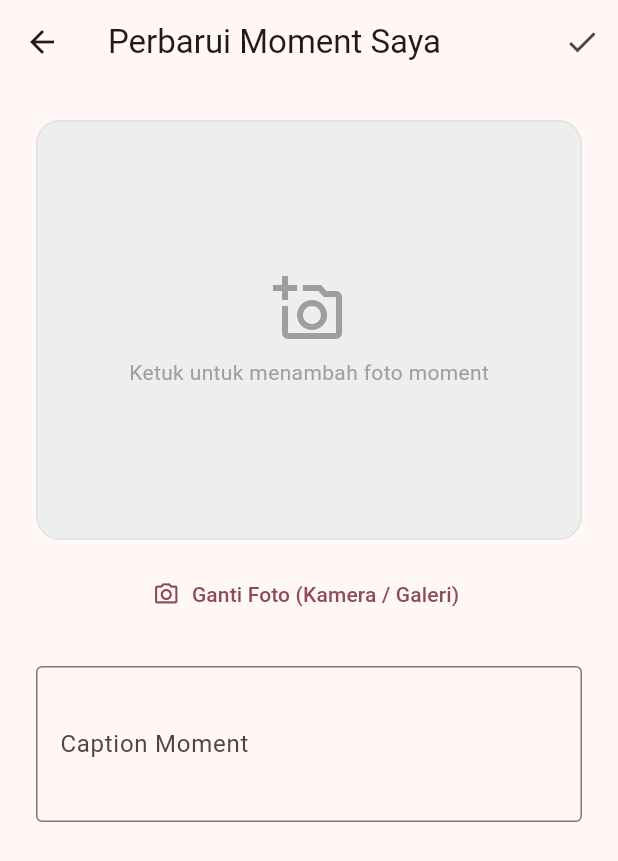
After one commit to Jimsipelaut/PUFLUV-APPS, a Flutter app: the MomentEditScreen screen opened directly, after a tap on the "check" icon, on a phone screen of 412 x 824 dp. The commit adds this screen. Shown: the top 861 px of the screen. Run offline on Flutter 3.47's test engine with Material 3 defaults, Android fonts, the phone set to English and light mode, and no system bars; our stand-ins replace cloud_firestore, firebase_auth, firebase_core, flutter_image_compress, image_picker; accounts and stored records are empty.

Commit message:
feat(moment): implement Phase 6 Moment (MomentModel, ImageProcessor compress Base64, MomentRepository replace logic, MomentEditScreen kamera/galeri+caption, HomeScreen realtime partner moment, and tests)

```diff
--- /dev/null
+++ b/lib/data/model/moment_model.dart
@@ -0,0 +1,52 @@
+import 'package:cloud_firestore/cloud_firestore.dart';
+
+class MomentModel {
+  final String uid;
+  final String photoBase64;
+  final String caption;
+  final String? mood;
+  final Timestamp updatedAt;
+
+  MomentModel({
+    required this.uid,
+    required this.photoBase64,
+    required this.caption,
+    this.mood,
+    required this.updatedAt,
+  });
+
+  factory MomentModel.fromMap(String uid, Map<String, dynamic> data) {
+    return MomentModel(
+      uid: uid,
+      photoBase64: data['photoBase64'] as String? ?? '',
+      caption: data['caption'] as String? ?? '',
+      mood: data['mood'] as String?,
+      updatedAt: data['updatedAt'] as Timestamp? ?? Timestamp.now(),
+    );
+  }
+
+  Map<String, dynamic> toMap() {
+    return {
+      'photoBase64': photoBase64,
+      'caption': caption,
+      'mood': mood,
+      'updatedAt': updatedAt,
+    };
+  }
+
+  MomentModel copyWith({
+    String? uid,
+    String? photoBase64,
+    String? caption,
+    String? mood,
+    Timestamp? updatedAt,
+  }) {
+    return MomentModel(
+      uid: uid ?? this.uid,
+      photoBase64: photoBase64 ?? this.photoBase64,
+      caption: caption ?? this.caption,
+      mood: mood ?? this.mood,
+      updatedAt: updatedAt ?? this.updatedAt,
+    );
+  }
+}
--- /dev/null
+++ b/lib/ui/moment/moment_edit_screen.dart
@@ -0,0 +1,236 @@
+import 'dart:convert';
+import 'package:flutter/material.dart';
+import 'package:image_picker/image_picker.dart';
+import 'package:provider/provider.dart';
+import '../../data/model/moment_model.dart';
+import '../../data/repository/moment_repository.dart';
+import '../auth/auth_provider.dart';
+import 'moment_provider.dart';
+
+class MomentEditScreen extends StatefulWidget {
+  const MomentEditScreen({super.key});
+
+  @override
+  State<MomentEditScreen> createState() => _MomentEditScreenState();
+}
+
+class _MomentEditScreenState extends State<MomentEditScreen> {
+  final _captionController = TextEditingController();
+  MomentModel? _existingMoment;
+  bool _isLoadingExisting = true;
+
+  @override
+  void initState() {
+    super.initState();
+    _loadExistingMoment();
+  }
+
+  Future<void> _loadExistingMoment() async {
+    final authProvider = Provider.of<AuthProvider>(context, listen: false);
+    final user = authProvider.user;
+    if (user == null || user.coupleId == null) {
+      setState(() => _isLoadingExisting = false);
+      return;
+    }
+
+    try {
+      final repo = MomentRepository();
+      final moment = await repo.getMoment(
+        coupleId: user.coupleId!,
+        uid: user.uid,
+      );
+      if (moment != null && mounted) {
+        setState(() {
+          _existingMoment = moment;
+          _captionController.text = moment.caption;
+        });
+      }
+    } catch (_) {
+    } finally {
+      if (mounted) {
+        setState(() => _isLoadingExisting = false);
+      }
+    }
+  }
+
+  @override
+  void dispose() {
+    _captionController.dispose();
+    super.dispose();
+  }
+
+  void _showImageSourceDialog(BuildContext context, MomentProvider provider) {
+    showModalBottomSheet(
+      context: context,
+      builder: (_) => SafeArea(
+        child: Wrap(
+          children: [
+            ListTile(
+              leading: const Icon(Icons.camera_alt),
+              title: const Text('Ambil dari Kamera'),
+              onTap: () {
+                Navigator.of(context).pop();
+                provider.pickImage(ImageSource.camera);
+              },
+            ),
+            ListTile(
+              leading: const Icon(Icons.photo_library),
+              title: const Text('Pilih dari Galeri'),
+              onTap: () {
+                Navigator.of(context).pop();
+                provider.pickImage(ImageSource.gallery);
+              },
+            ),
+          ],
+        ),
+      ),
+    );
+  }
+
+  Future<void> _handleSave(MomentProvider provider) async {
+    final authProvider = Provider.of<AuthProvider>(context, listen: false);
+    final user = authProvider.user;
+
+    if (user == null || user.coupleId == null) return;
+
+    if (provider.selectedImageBase64 == null && _existingMoment == null) {
+      ScaffoldMessenger.of(context).showSnackBar(
+        const SnackBar(content: Text('Silakan pilih foto terlebih dahulu')),
+      );
+      return;
+    }
+
+    final success = await provider.saveMoment(
+      coupleId: user.coupleId!,
+      uid: user.uid,
+      caption: _captionController.text.trim(),
+      existingPhotoBase64: _existingMoment?.photoBase64,
+    );
+
+    if (!mounted) return;
+
+    if (success) {
+      Navigator.of(context).pop(true);
+      ScaffoldMessenger.of(context).showSnackBar(
+        const SnackBar(
+          content: Text('Moment berhasil diperbarui!'),
+          backgroundColor: Colors.green,
+        ),
+      );
+    } else {
+      ScaffoldMessenger.of(context).showSnackBar(
+        SnackBar(
+          content: Text(provider.errorMessage ?? 'Gagal menyimpan moment'),
+          backgroundColor: Colors.redAccent,
+        ),
+      );
+    }
+  }
+
+  @override
+  Widget build(BuildContext context) {
+    return ChangeNotifierProvider(
+      create: (_) => MomentProvider(),
+      child: Consumer<MomentProvider>(
+        builder: (context, provider, _) {
+          return Scaffold(
+            appBar: AppBar(
+              title: const Text('Perbarui Moment Saya'),
+              actions: [
+                if (provider.isLoading)
+                  const Center(
+                    child: Padding(
+                      padding: EdgeInsets.symmetric(horizontal: 16.0),
+                      child: SizedBox(
+                        width: 20,
+                        height: 20,
+                        child: CircularProgressIndicator(strokeWidth: 2),
+                      ),
+                    ),
+                  )
+                else
+                  IconButton(
+                    icon: const Icon(Icons.check),
+                    onPressed: () => _handleSave(provider),
+                  ),
+              ],
+            ),
+            body: _isLoadingExisting
+                ? const Center(child: CircularProgressIndicator())
+                : SingleChildScrollView(
+                    padding: const EdgeInsets.all(24.0),
+                    child: Column(
+                      crossAxisAlignment: CrossAxisAlignment.stretch,
+                      children: [
+                        GestureDetector(
+                          onTap: () => _showImageSourceDialog(context, provider),
+                          child: Container(
+                            height: 280,
+                            decoration: BoxDecoration(
+                              color: Colors.grey[200],
+                              borderRadius: BorderRadius.circular(16),
+                              border: Border.all(color: Colors.grey[300]!),
+                            ),
+                            child: ClipRRect(
+                              borderRadius: BorderRadius.circular(16),
+                              child: _buildImageWidget(provider),
+                            ),
+                          ),
+                        ),
+                        const SizedBox(height: 12),
+                        Center(
+                          child: TextButton.icon(
+                            onPressed: () => _showImageSourceDialog(context, provider),
+                            icon: const Icon(Icons.camera_alt_outlined),
+                            label: const Text('Ganti Foto (Kamera / Galeri)'),
+                          ),
+                        ),
+                        const SizedBox(height: 24),
+                        TextField(
+                          controller: _captionController,
+                          maxLines: 3,
+                          decoration: const InputDecoration(
+                            labelText: 'Caption Moment',
+                            hintText: 'Tuliskan perasaan atau momen hari ini...',
+                            border: OutlineInputBorder(),
+                          ),
+                        ),
+                      ],
+                    ),
+                  ),
+          );
+        },
+      ),
+    );
+  }
+
+  Widget _buildImageWidget(MomentProvider provider) {
+    if (provider.selectedImageFile != null) {
+      return Image.file(
+        provider.selectedImageFile!,
+        fit: BoxFit.cover,
+      );
+    }
+
+    if (_existingMoment != null && _existingMoment!.photoBase64.isNotEmpty) {
+      try {
+        final bytes = base64Decode(_existingMoment!.photoBase64);
+        return Image.memory(
+          bytes,
+          fit: BoxFit.cover,
+        );
+      } catch (_) {
+        return const Center(child: Text('Gagal memuat foto'));
+      }
+    }
+
+    return Column(
+      mainAxisAlignment: MainAxisAlignment.center,
+      children: const [
+        Icon(Icons.add_a_photo_outlined, size: 48, color: Colors.grey),
+        SizedBox(height: 8),
+        Text('Ketuk untuk menambah foto moment', style: TextStyle(color: Colors.grey)),
+      ],
+    );
+  }
+}
--- /dev/null
+++ b/lib/ui/moment/moment_provider.dart
@@ -0,0 +1,97 @@
+import 'dart:io';
+import 'package:flutter/foundation.dart';
+import 'package:image_picker/image_picker.dart';
+import '../../data/repository/moment_repository.dart';
+import '../../data/utils/image_processor.dart';
+
+class MomentProvider with ChangeNotifier {
+  final MomentRepository _repository;
+  final ImagePicker _picker;
+
+  MomentProvider({
+    MomentRepository? repository,
+    ImagePicker? picker,
+  })  : _repository = repository ?? MomentRepository(),
+        _picker = picker ?? ImagePicker();
+
+  bool _isLoading = false;
+  String? _errorMessage;
+  String? _selectedImageBase64;
+  File? _selectedImageFile;
+
+  bool get isLoading => _isLoading;
+  String? get errorMessage => _errorMessage;
+  String? get selectedImageBase64 => _selectedImageBase64;
+  File? get selectedImageFile => _selectedImageFile;
+
+  Future<void> pickImage(ImageSource source) async {
+    _clearError();
+    try {
+      final pickedFile = await _picker.pickImage(source: source);
+      if (pickedFile != null) {
+        _selectedImageFile = File(pickedFile.path);
+        _selectedImageBase64 = await ImageProcessor.compressAndConvertToBase64(pickedFile.path);
+        notifyListeners();
+      }
+    } catch (e) {
+      _errorMessage = e.toString();
+      notifyListeners();
+    }
+  }
+
+  void clearSelectedImage() {
+    _selectedImageFile = null;
+    _selectedImageBase64 = null;
+    notifyListeners();
+  }
+
+  Future<bool> saveMoment({
+    required String coupleId,
+    required String uid,
+    required String caption,
+    String? existingPhotoBase64,
+    String? mood,
+  }) async {
+    final photoToSave = _selectedImageBase64 ?? existingPhotoBase64;
+    if (photoToSave == null || photoToSave.isEmpty) {
+      _errorMessage = 'Foto belum dipilih';
+      notifyListeners();
+      return false;
+    }
+
+    _setLoading(true);
+    _clearError();
+
+    try {
+      await _repository.saveMoment(
+        coupleId: coupleId,
+        uid: uid,
+        photoBase64: photoToSave,
+        caption: caption,
+        mood: mood,
+      );
+      clearSelectedImage();
+      return true;
+    } catch (e) {
+      _errorMessage = e.toString();
+      notifyListeners();
+      return false;
+    } finally {
+      _setLoading(false);
+    }
+  }
+
+  void _setLoading(bool value) {
+    _isLoading = value;
+    notifyListeners();
+  }
+
+  void _clearError() {
+    _errorMessage = null;
+  }
+
+  void clearError() {
+    _errorMessage = null;
+    notifyListeners();
+  }
+}
--- a/pubspec.yaml
+++ b/pubspec.yaml
@@ -14,6 +14,8 @@ dependencies:
   cloud_firestore: ^7.0.0
   provider: ^6.1.5+1
   intl: ^0.20.3
+  image_picker: ^1.2.2
+  flutter_image_compress: ^2.5.1
 
 dev_dependencies:
   flutter_test:
```
Also changed, not shown: lib/data/repository/moment_repository.dart (added, +79 -0 lines), lib/data/utils/image_processor.dart (added, +38 -0 lines), lib/ui/home/home_screen.dart (+165 -41 lines), pubspec.lock, 7 other files.
